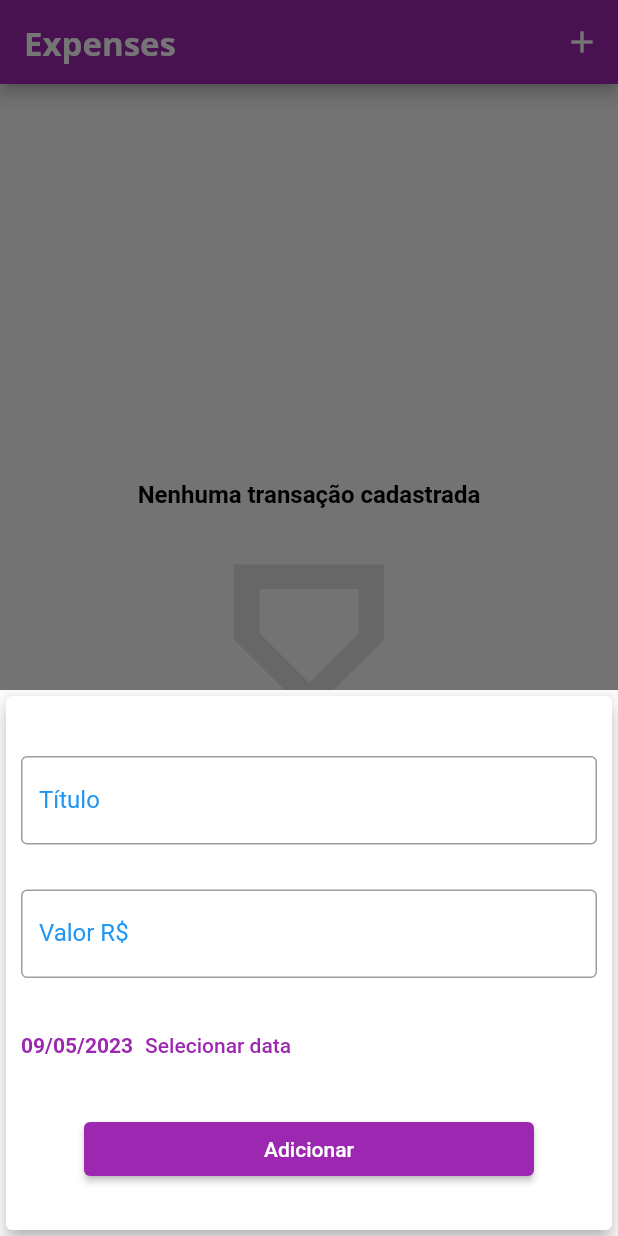
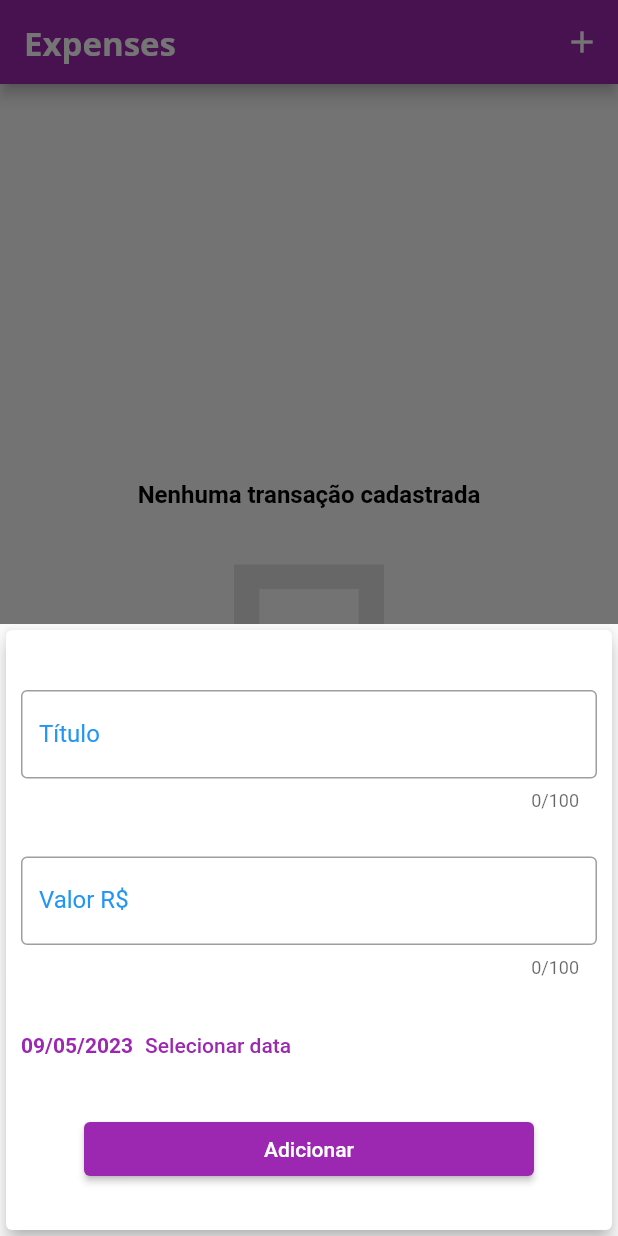
Before and after one commit to trentinrossi/flutter-expenses, a Flutter app: the screen it shows after launch, after a tap on the "add" icon, on a phone screen of 412 x 824 dp. Run offline on Flutter 3.47's test engine with Material 2 defaults, Android fonts, the phone set to English and light mode, and no system bars; our stand-ins replace flutter_slidable; Roboto replaces fonts that are missing (Open Sans).

Commit message:
Add adaptative field

```diff
--- /dev/null
+++ b/lib/components/adaptative_field.dart
@@ -0,0 +1,41 @@
+import 'dart:io';
+
+import 'package:flutter/material.dart';
+import 'package:flutter/cupertino.dart';
+
+class AdaptativeField extends StatelessWidget {
+  final String label;
+  final Function() onSubmitted;
+  final TextEditingController controller;
+  final TextInputType inputType;
+
+  const AdaptativeField({
+    super.key,
+    required this.label,
+    required this.onSubmitted,
+    required this.controller,
+    required this.inputType,
+  });
+
+  @override
+  Widget build(BuildContext context) {
+    return Platform.isIOS
+        ? CupertinoTextField(
+            keyboardType: inputType,
+            controller: controller,
+            onSubmitted: (value) => onSubmitted,
+            placeholder: label,
+            maxLength: 100,
+          )
+        : TextField(
+            keyboardType: inputType,
+            controller: controller,
+            onSubmitted: (value) => onSubmitted,
+            decoration: InputDecoration(
+              labelText: label,
+              border: const OutlineInputBorder(),
+            ),
+            maxLength: 100,
+          );
+  }
+}
--- a/lib/components/transaction_form.dart
+++ b/lib/components/transaction_form.dart
@@ -1,4 +1,5 @@
 import 'package:expenses/components/adaptative_button.dart';
+import 'package:expenses/components/adaptative_field.dart';
 import 'package:flutter/material.dart';
 import 'package:intl/intl.dart';
 
@@ -52,24 +53,17 @@ class _TransactionFormState extends State<TransactionForm> {
         child: Column(
           children: [
             SizedBox(height: 30),
-            TextField(
-              controller: _titleController,
-              onSubmitted: (value) => _submitForm,
-              decoration: const InputDecoration(
-                labelText: 'Título',
-                border: OutlineInputBorder(),
-              ),
-            ),
+            AdaptativeField(
+                label: 'Título',
+                onSubmitted: _submitForm,
+                controller: _titleController,
+                inputType: TextInputType.text),
             SizedBox(height: 30),
-            TextField(
-              keyboardType: TextInputType.numberWithOptions(decimal: true),
-              onSubmitted: (value) => _submitForm,
-              controller: _valueController,
-              decoration: const InputDecoration(
-                labelText: 'Valor R\$',
-                border: OutlineInputBorder(),
-              ),
-            ),
+            AdaptativeField(
+                label: 'Valor R\$',
+                onSubmitted: _submitForm,
+                controller: _valueController,
+                inputType: TextInputType.numberWithOptions(decimal: true)),
             SizedBox(height: 10),
             Container(
               height: 70,
```
